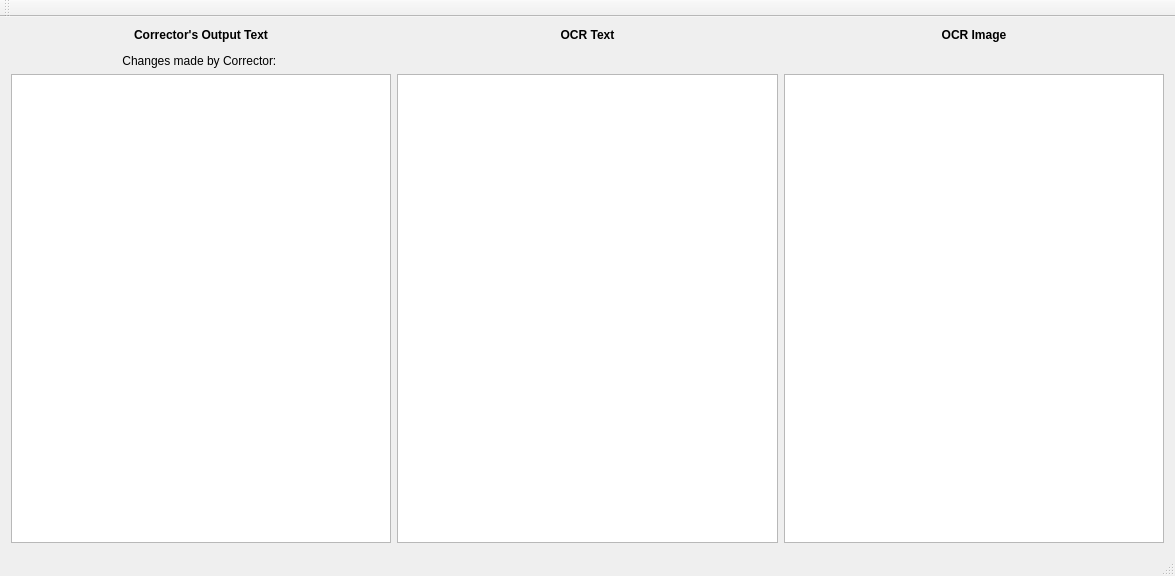
The window that FrameWorkCode/interndiffview.ui (UDAAN-LEAP/leap-pe-tool) describes before a commit, drawn with Qt 5.
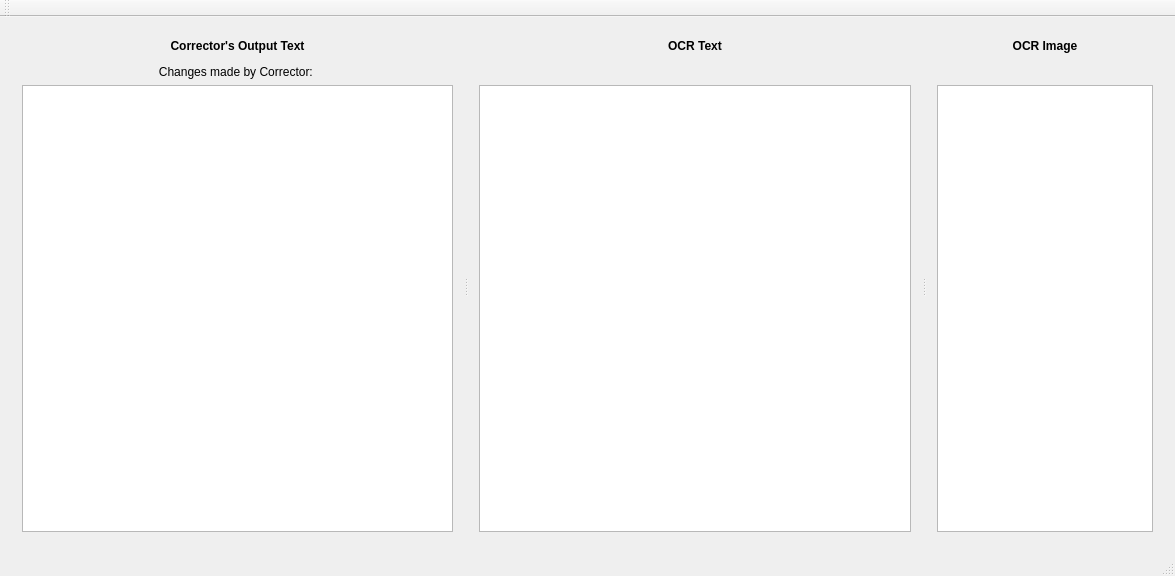
The same window after the commit.

What changed in the file:
```diff
--- a/FrameWorkCode/interndiffview.ui
+++ b/FrameWorkCode/interndiffview.ui
@@ -16,6 +16,11 @@
   <widget class="QWidget" name="centralWidget">
    <layout class="QHBoxLayout" name="horizontalLayout">
     <item>
+     <widget class="QSplitter" name="splitter">
+      <property name="orientation">
+       <enum>Qt::Horizontal</enum>
+      </property>
+      <widget class="QWidget" name="">
      <layout class="QVBoxLayout" name="verticalLayout_3">
       <item>
        <widget class="QLabel" name="InternLabel">
@@ -47,8 +52,8 @@
        </widget>
       </item>
      </layout>
-    </item>
-    <item>
+      </widget>
+      <widget class="QWidget" name="">
      <layout class="QVBoxLayout" name="verticalLayout">
       <item>
        <widget class="QLabel" name="OCRtextLabel">
@@ -81,8 +86,8 @@
        </widget>
       </item>
      </layout>
-    </item>
-    <item>
+      </widget>
+      <widget class="QWidget" name="">
      <layout class="QVBoxLayout" name="verticalLayout_2">
       <item>
        <widget class="QLabel" name="label">
@@ -114,6 +119,8 @@
        </widget>
       </item>
      </layout>
+      </widget>
+     </widget>
     </item>
    </layout>
   </widget>
```
Lines whose indentation alone changed are shown as unchanged.
